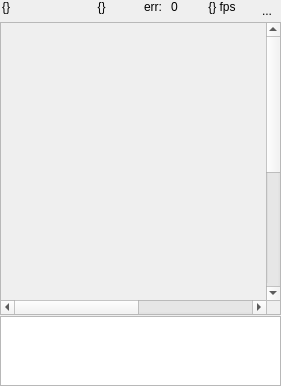
Above: src/ui/frame.ui from pejoypan/VertViewer before the change. Below: the same form after it.
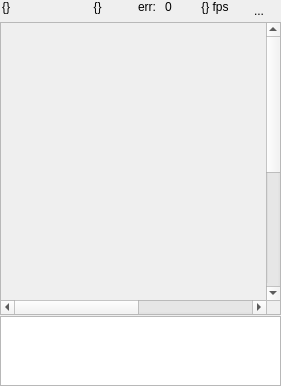
That is the form after the change. Icons and pictures are not drawn.

What changed in the file:
```diff
--- a/src/ui/frame.ui
+++ b/src/ui/frame.ui
@@ -57,7 +57,7 @@
        <number>0</number>
       </property>
       <property name="rightMargin">
-       <number>2</number>
+       <number>10</number>
       </property>
       <property name="bottomMargin">
        <number>0</number>
```
Left out of the diff: 2 changed lines with no effect on the pictures.
